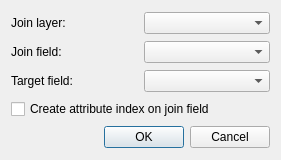
This is src/ui/qgsaddjoindialogbase.ui in qgis/QGIS as Qt 5 draws it before an edit. The edited form follows.
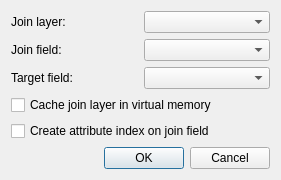
This is the edited form.

Commit message: Added possibility to cache join layer in memory. Still experimental code

```diff
--- a/src/ui/qgsaddjoindialogbase.ui
+++ b/src/ui/qgsaddjoindialogbase.ui
@@ -44,7 +44,7 @@
    <item row="2" column="1">
     <widget class="QComboBox" name="mTargetFieldComboBox"/>
    </item>
-   <item row="4" column="0" colspan="2">
+   <item row="5" column="0" colspan="2">
     <widget class="QDialogButtonBox" name="buttonBox">
      <property name="orientation">
       <enum>Qt::Horizontal</enum>
@@ -54,13 +54,20 @@
      </property>
     </widget>
    </item>
-   <item row="3" column="0" colspan="2">
+   <item row="4" column="0" colspan="2">
     <widget class="QCheckBox" name="mCreateIndexCheckBox">
      <property name="text">
       <string>Create attribute index on join field</string>
      </property>
     </widget>
    </item>
+   <item row="3" column="0" colspan="2">
+    <widget class="QCheckBox" name="mCacheInMemoryCheckBox">
+     <property name="text">
+      <string>Cache join layer in virtual memory</string>
+     </property>
+    </widget>
+   </item>
   </layout>
  </widget>
  <resources/>
```
The commit also changes 10 other files.
